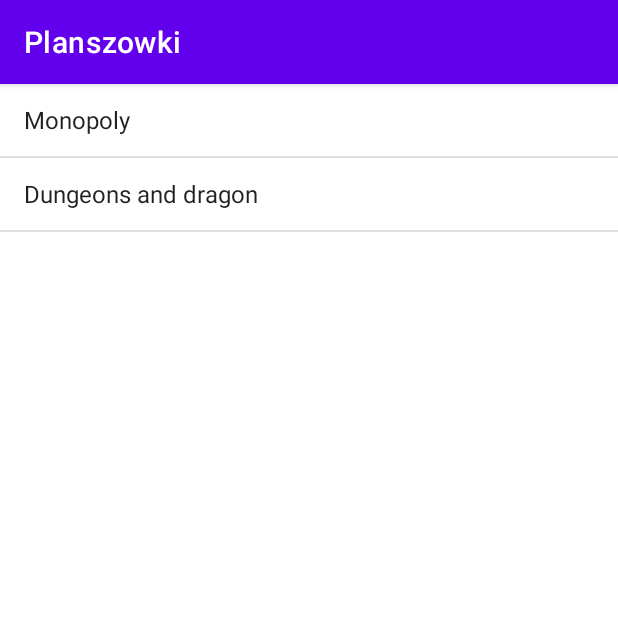
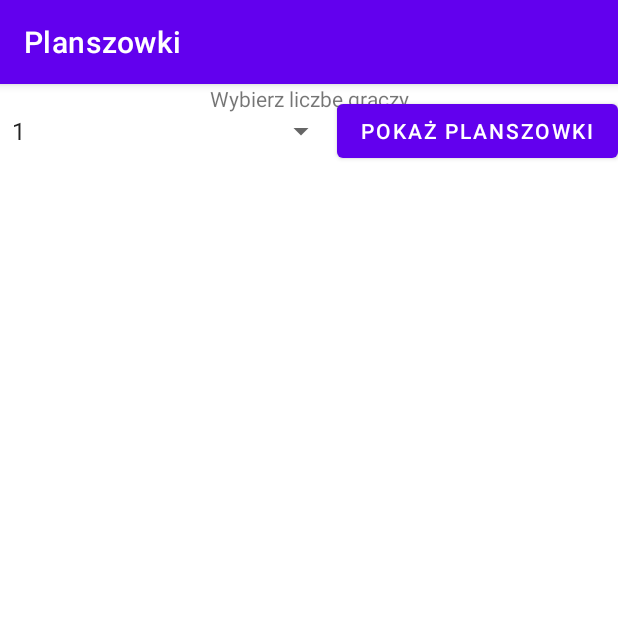
Before and after one commit to markup54/baza_planszowki_3a, an Android app: the screen it shows after launch (MainActivity before the commit, LiczbaGraczyActivity after it), on a phone screen of 412 x 824 dp, the top half of it. Run offline under Robolectric (Android 15) with nearby library versions, the phone set to English and light mode, and no system bars.

Commit message:
bez MainActivity do testow

```diff
--- a/app/src/main/AndroidManifest.xml
+++ b/app/src/main/AndroidManifest.xml
@@ -11,16 +11,18 @@
         android:theme="@style/Theme.Planszowki">
         <activity
             android:name=".LiczbaGraczyActivity"
-            android:exported="true" />
-        <activity
-            android:name=".MainActivity"
-            android:exported="true">
+            android:exported="true" >
             <intent-filter>
                 <action android:name="android.intent.action.MAIN" />
 
                 <category android:name="android.intent.category.LAUNCHER" />
             </intent-filter>
         </activity>
+        <activity
+            android:name=".MainActivity"
+            android:exported="true">
+
+        </activity>
     </application>
 
 </manifest>
--- a/app/src/main/res/layout/activity_liczba_graczy.xml
+++ b/app/src/main/res/layout/activity_liczba_graczy.xml
@@ -6,4 +6,43 @@
     android:layout_height="match_parent"
     tools:context=".LiczbaGraczyActivity">
 
+    <TextView
+        android:id="@+id/textView"
+        android:layout_width="wrap_content"
+        android:layout_height="wrap_content"
+        android:text="Wybierz liczbę graczy"
+        app:layout_constraintStart_toStartOf="parent"
+        app:layout_constraintEnd_toEndOf="parent"
+        app:layout_constraintTop_toTopOf="parent"
+        app:layout_constraintBottom_toTopOf="@id/spinner"/>
+
+    <Spinner
+        android:id="@+id/spinner"
+        android:layout_width="0dp"
+        android:layout_height="wrap_content"
+        app:layout_constraintStart_toStartOf="parent"
+        app:layout_constraintEnd_toStartOf="@id/button"
+        app:layout_constraintTop_toBottomOf="@id/textView"
+        app:layout_constraintBottom_toTopOf="@id/listview"
+        android:entries="@array/osoby"/>
+
+    <Button
+        android:id="@+id/button"
+        android:layout_width="wrap_content"
+        android:layout_height="wrap_content"
+        android:text="Pokaż planszowki"
+        app:layout_constraintStart_toEndOf="@id/spinner"
+        app:layout_constraintEnd_toEndOf="parent"
+        app:layout_constraintTop_toBottomOf="@id/textView"
+        app:layout_constraintBottom_toTopOf="@id/listview"/>
+
+    <ListView
+        android:id="@+id/listview"
+        android:layout_width="match_parent"
+        android:layout_height="0dp"
+        app:layout_constraintStart_toStartOf="parent"
+        app:layout_constraintEnd_toEndOf="parent"
+        app:layout_constraintTop_toBottomOf="@id/spinner"
+        app:layout_constraintBottom_toBottomOf="parent"
+        />
 </androidx.constraintlayout.widget.ConstraintLayout>
--- a/app/src/main/res/values/strings.xml
+++ b/app/src/main/res/values/strings.xml
@@ -1,3 +1,12 @@
 <resources>
     <string name="app_name">Planszowki</string>
+    <string-array name="osoby">
+        <item>1</item>
+        <item>2</item>
+        <item>3</item>
+        <item>4</item>
+        <item>5</item>
+        <item>6</item>
+        <item>7</item>
+    </string-array>
 </resources>
```
